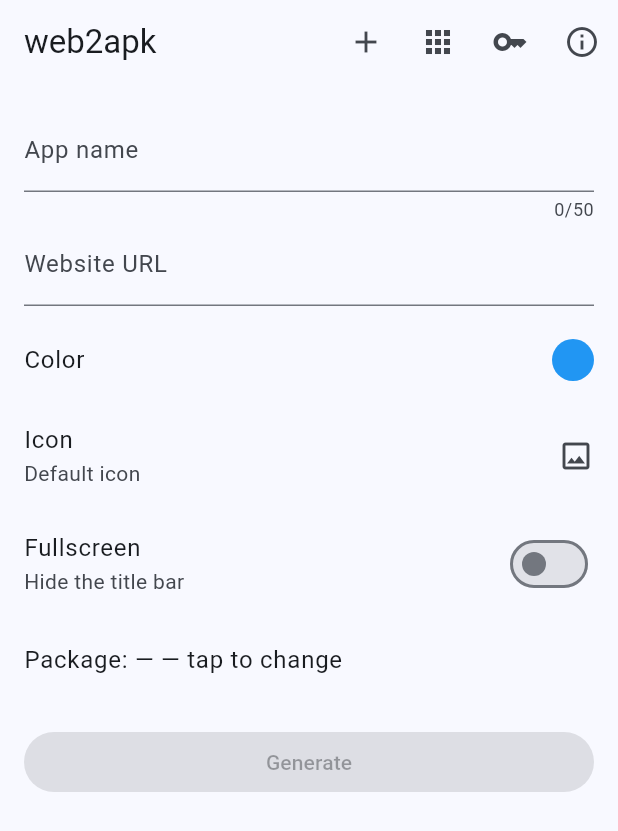
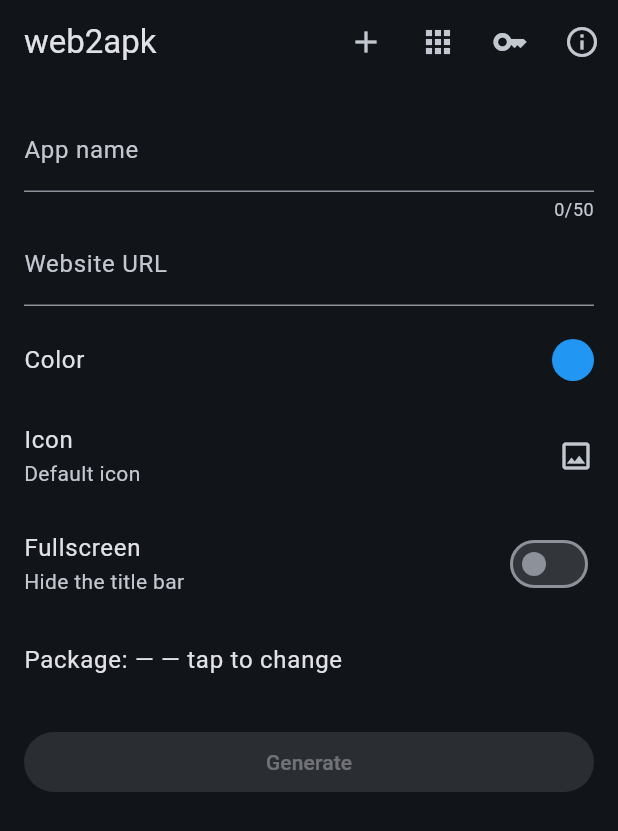
Before and after one commit to devilAPI/web2apk, a Flutter app: the screen it shows after launch, on a phone screen of 412 x 824 dp. Shown: the top 831 px of the screen. Run offline on Flutter 3.47's test engine with Material 3 defaults, Android fonts, the phone set to English and light mode, and no system bars; our stand-ins replace file_picker, flutter_colorpicker, share_plus, shared_preferences, web; missing offline and left inert: dart:js_interop, pointycastle.

Commit message:
feat: dark theme by default; web key notice explains install vs update
Co-Authored-By: Claude Opus 5.5 <noreply@anthropic.com>
Claude-Session: https://claude.ai/code/session_015N24yBvRNRonkZRTorXZTq

```diff
--- a/lib/main.dart
+++ b/lib/main.dart
@@ -28,6 +28,12 @@ class Web2ApkApp extends StatelessWidget {
         useMaterial3: true,
         colorSchemeSeed: const Color(0xFF2196F3),
       ),
+      darkTheme: ThemeData(
+        useMaterial3: true,
+        brightness: Brightness.dark,
+        colorSchemeSeed: const Color(0xFF2196F3),
+      ),
+      themeMode: ThemeMode.dark,
       home: GeneratorPage(
         actions: PlatformApkActions(),
         savedApps: SavedAppsStore(prefs),
--- a/lib/src/ui/generator_page.dart
+++ b/lib/src/ui/generator_page.dart
@@ -19,8 +19,10 @@ import 'snack.dart';
 const _credit = 'Made by devilAPI with <3';
 const _repoUrl = 'https://github.com/devilAPI/web2apk';
 const _webKeyNotice =
-    'Your signing key is stored in this browser. Clearing site data loses it, '
-    'and apps you generated can then no longer be updated in place.';
+    'Your signing key is stored in this browser. Clearing site data loses it: '
+    'apps you generated can still be installed, but no longer updated in '
+    'place. For a key that lasts, install a web2apk build from the Releases '
+    'page, or back the key up via Signing key.';
 const _ownPackageId = 'de.devilapi.web2apk';
 const _defaultColor = Color(0xFF2196F3);
 
```
Also changed, not shown: 2 other files.
